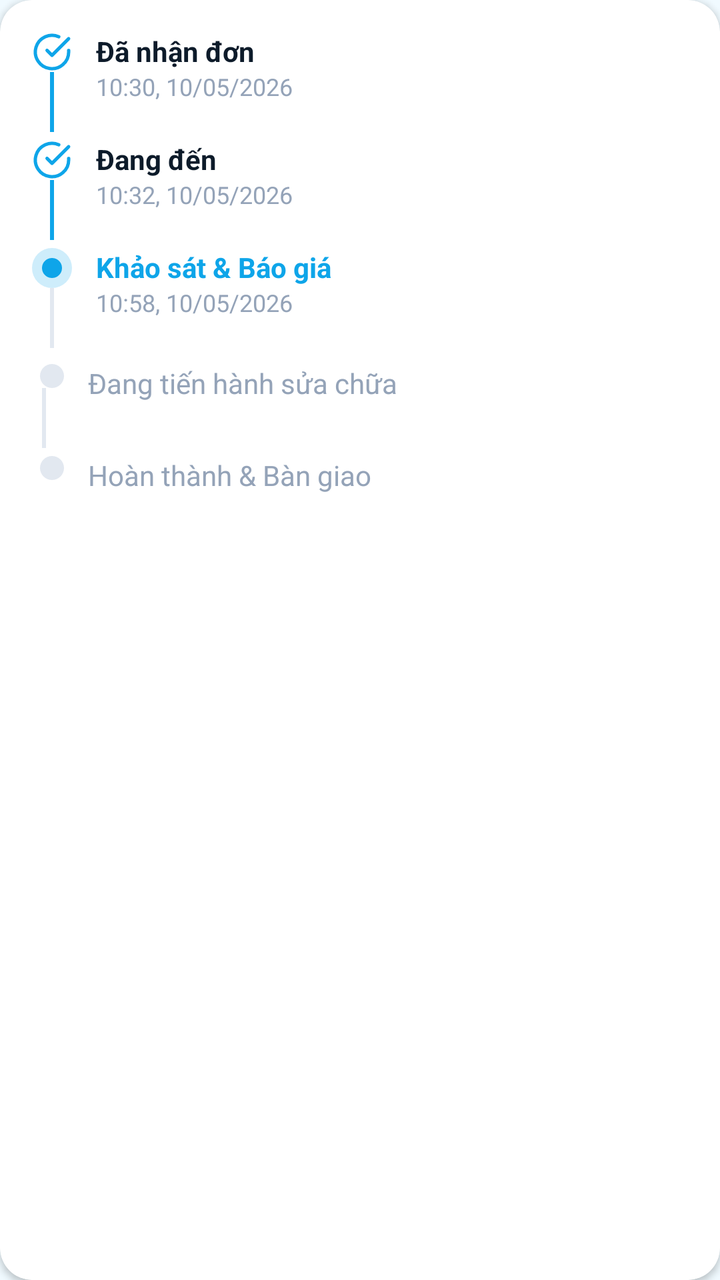
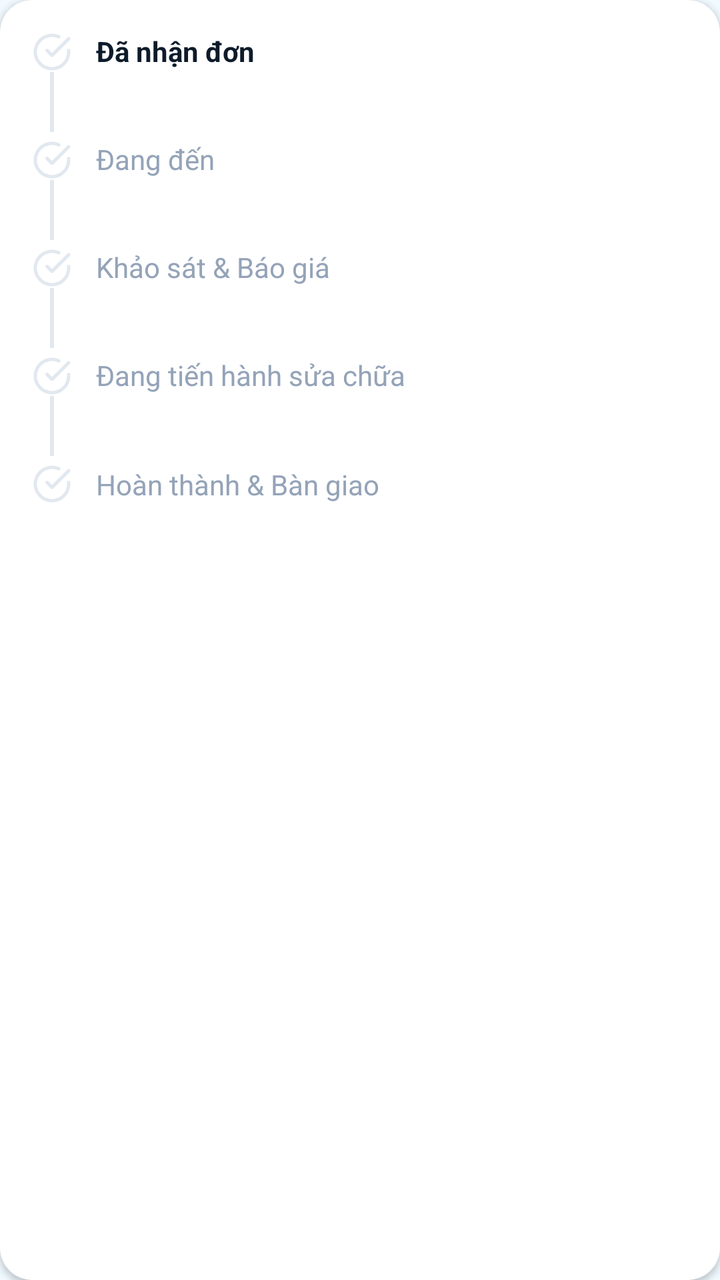

Screens rendered from an Android XML layout before and after an edit, with the pre-edit source and the edit as a unified diff.
<!-- AndroidManifest.xml: application theme Theme.FixItVN -->
<!-- res/layout/layout_order_timeline_card.xml -->
<?xml version="1.0" encoding="utf-8"?>
<com.google.android.material.card.MaterialCardView xmlns:android="http://schemas.android.com/apk/res/android"
    xmlns:app="http://schemas.android.com/apk/res-auto"
    style="@style/FixIt.Card.Content"
    android:layout_width="match_parent"
    android:layout_height="wrap_content"
    android:layout_marginBottom="16dp">

    <androidx.constraintlayout.widget.ConstraintLayout
        android:layout_width="match_parent"
        android:layout_height="wrap_content"
        android:padding="16dp">

        
        <ImageView
            android:id="@+id/step1Icon"
            android:layout_width="20dp"
            android:layout_height="20dp"
            android:src="@drawable/ic_lucide_check_circle"
            app:layout_constraintStart_toStartOf="parent"
            app:layout_constraintTop_toTopOf="parent"
            app:tint="#0ea5e9" />

        <View
            android:id="@+id/step1Line"
            android:layout_width="2dp"
            android:layout_height="30dp"
            android:background="#0ea5e9"
            app:layout_constraintEnd_toEndOf="@id/step1Icon"
            app:layout_constraintStart_toStartOf="@id/step1Icon"
            app:layout_constraintTop_toBottomOf="@id/step1Icon" />

        <TextView
            android:id="@+id/step1Title"
            android:layout_width="0dp"
            android:layout_height="wrap_content"
            android:layout_marginStart="12dp"
            android:text="Đã nhận đơn"
            android:textColor="#0d1b2a"
            android:textSize="14sp"
            android:textStyle="bold"
            app:layout_constraintBottom_toTopOf="@id/step1Time"
            app:layout_constraintEnd_toEndOf="parent"
            app:layout_constraintStart_toEndOf="@id/step1Icon"
            app:layout_constraintTop_toTopOf="@id/step1Icon"
            app:layout_constraintVertical_chainStyle="packed" />

        <TextView
            android:id="@+id/step1Time"
            android:layout_width="0dp"
            android:layout_height="wrap_content"
            android:text="10:30, 10/05/2026"
            android:textColor="#94a3b8"
            android:textSize="12sp"
            app:layout_constraintEnd_toEndOf="parent"
            app:layout_constraintStart_toStartOf="@id/step1Title"
            app:layout_constraintTop_toBottomOf="@id/step1Title" />

        
        <ImageView
            android:id="@+id/step2Icon"
            android:layout_width="20dp"
            android:layout_height="20dp"
            android:layout_marginTop="4dp"
            android:src="@drawable/ic_lucide_check_circle"
            app:layout_constraintStart_toStartOf="parent"
            app:layout_constraintTop_toBottomOf="@id/step1Line"
            app:tint="#0ea5e9" />

        <View
            android:id="@+id/step2Line"
            android:layout_width="2dp"
            android:layout_height="30dp"
            android:background="#0ea5e9"
            app:layout_constraintEnd_toEndOf="@id/step2Icon"
            app:layout_constraintStart_toStartOf="@id/step2Icon"
            app:layout_constraintTop_toBottomOf="@id/step2Icon" />

        <TextView
            android:id="@+id/step2Title"
            android:layout_width="0dp"
            android:layout_height="wrap_content"
            android:layout_marginStart="12dp"
            android:text="Đang đến"
            android:textColor="#0d1b2a"
            android:textSize="14sp"
            android:textStyle="bold"
            app:layout_constraintBottom_toTopOf="@id/step2Time"
            app:layout_constraintEnd_toEndOf="parent"
            app:layout_constraintStart_toEndOf="@id/step2Icon"
            app:layout_constraintTop_toTopOf="@id/step2Icon"
            app:layout_constraintVertical_chainStyle="packed" />

        <TextView
            android:id="@+id/step2Time"
            android:layout_width="0dp"
            android:layout_height="wrap_content"
            android:text="10:32, 10/05/2026"
            android:textColor="#94a3b8"
            android:textSize="12sp"
            app:layout_constraintEnd_toEndOf="parent"
            app:layout_constraintStart_toStartOf="@id/step2Title"
            app:layout_constraintTop_toBottomOf="@id/step2Title" />

        
        <FrameLayout
            android:id="@+id/step3IconContainer"
            android:layout_width="20dp"
            android:layout_height="20dp"
            android:layout_marginTop="4dp"
            app:layout_constraintStart_toStartOf="parent"
            app:layout_constraintTop_toBottomOf="@id/step2Line">

            <View
                android:id="@+id/step3Pulse"
                android:layout_width="match_parent"
                android:layout_height="match_parent"
                android:alpha="0.2"
                android:background="@drawable/circle_background"
                android:backgroundTint="#0ea5e9" />

            <View
                android:id="@+id/step3Dot"
                android:layout_width="10dp"
                android:layout_height="10dp"
                android:layout_gravity="center"
                android:background="@drawable/circle_background"
                android:backgroundTint="#0ea5e9" />
        </FrameLayout>

        <View
            android:id="@+id/step3Line"
            android:layout_width="2dp"
            android:layout_height="30dp"
            android:background="#e2e8f0"
            app:layout_constraintEnd_toEndOf="@id/step3IconContainer"
            app:layout_constraintStart_toStartOf="@id/step3IconContainer"
            app:layout_constraintTop_toBottomOf="@id/step3IconContainer" />

        <TextView
            android:id="@+id/step3Title"
            android:layout_width="0dp"
            android:layout_height="wrap_content"
            android:layout_marginStart="12dp"
            android:text="Khảo sát &amp; Báo giá"
            android:textColor="#0ea5e9"
            android:textSize="14sp"
            android:textStyle="bold"
            app:layout_constraintBottom_toTopOf="@id/step3Time"
            app:layout_constraintEnd_toEndOf="parent"
            app:layout_constraintStart_toEndOf="@id/step3IconContainer"
            app:layout_constraintTop_toTopOf="@id/step3IconContainer"
            app:layout_constraintVertical_chainStyle="packed" />

        <TextView
            android:id="@+id/step3Time"
            android:layout_width="0dp"
            android:layout_height="wrap_content"
            android:text="10:58, 10/05/2026"
            android:textColor="#94a3b8"
            android:textSize="12sp"
            app:layout_constraintEnd_toEndOf="parent"
            app:layout_constraintStart_toStartOf="@id/step3Title"
            app:layout_constraintTop_toBottomOf="@id/step3Title" />

        
        <View
            android:id="@+id/step4Dot"
            android:layout_width="12dp"
            android:layout_height="12dp"
            android:layout_marginTop="8dp"
            android:layout_marginStart="4dp"
            android:background="@drawable/circle_background"
            android:backgroundTint="#e2e8f0"
            app:layout_constraintStart_toStartOf="parent"
            app:layout_constraintTop_toBottomOf="@id/step3Line" />

        <View
            android:id="@+id/step4Line"
            android:layout_width="2dp"
            android:layout_height="30dp"
            android:layout_marginStart="5dp"
            android:background="#e2e8f0"
            app:layout_constraintStart_toStartOf="parent"
            app:layout_constraintTop_toBottomOf="@id/step4Dot" />

        <TextView
            android:id="@+id/step4Title"
            android:layout_width="0dp"
            android:layout_height="wrap_content"
            android:layout_marginStart="12dp"
            android:text="Đang tiến hành sửa chữa"
            android:textColor="#94a3b8"
            android:textSize="14sp"
            app:layout_constraintEnd_toEndOf="parent"
            app:layout_constraintStart_toEndOf="@id/step4Dot"
            app:layout_constraintTop_toTopOf="@id/step4Dot" />

        
        <View
            android:id="@+id/step5Dot"
            android:layout_width="12dp"
            android:layout_height="12dp"
            android:layout_marginTop="4dp"
            android:layout_marginStart="4dp"
            android:background="@drawable/circle_background"
            android:backgroundTint="#e2e8f0"
            app:layout_constraintStart_toStartOf="parent"
            app:layout_constraintTop_toBottomOf="@id/step4Line" />

        <TextView
            android:id="@+id/step5Title"
            android:layout_width="0dp"
            android:layout_height="wrap_content"
            android:layout_marginStart="12dp"
            android:text="Hoàn thành &amp; Bàn giao"
            android:textColor="#94a3b8"
            android:textSize="14sp"
            app:layout_constraintBottom_toBottomOf="parent"
            app:layout_constraintEnd_toEndOf="parent"
            app:layout_constraintStart_toEndOf="@id/step5Dot"
            app:layout_constraintTop_toTopOf="@id/step5Dot" />

    </androidx.constraintlayout.widget.ConstraintLayout>
</com.google.android.material.card.MaterialCardView>
<!-- resources referenced by this layout -->
<resources>
  <!-- drawable circle_background (drawable) -->
  <?xml version="1.0" encoding="utf-8"?>
  <shape xmlns:android="http://schemas.android.com/apk/res/android"
      android:shape="oval">
      <solid android:color="#e2e8f0" />
  </shape>
  <!-- drawable ic_lucide_check_circle (drawable) -->
  <?xml version="1.0" encoding="utf-8"?>
  <vector xmlns:android="http://schemas.android.com/apk/res/android"
      android:width="24dp"
      android:height="24dp"
      android:viewportWidth="24"
      android:viewportHeight="24">
      <path
          android:pathData="M22,11.08V12a10,10 0,1 1,-5.93 -9.14"
          android:strokeLineJoin="round"
          android:strokeWidth="2"
          android:fillColor="#00000000"
          android:strokeColor="#000000"
          android:strokeLineCap="round"/>
      <path
          android:pathData="M22,4L12,14.01l-3,-3"
          android:strokeLineJoin="round"
          android:strokeWidth="2"
          android:fillColor="#00000000"
          android:strokeColor="#000000"
          android:strokeLineCap="round"/>
  </vector>
  <style name="FixIt.Card.Content" parent="Widget.MaterialComponents.CardView">
          <item name="cardBackgroundColor">@android:color/white</item>
          <item name="cardCornerRadius">16dp</item>
          <item name="cardElevation">2dp</item>
          <item name="strokeWidth">0dp</item>
          <item name="android:layout_marginBottom">16dp</item>
      </style>
  <style name="Theme.FixItVN" parent="Theme.MaterialComponents.DayNight.NoActionBar">
  
          
          <item name="colorPrimary">#42c2ff</item>
          <item name="colorPrimaryDark">#00658b</item>
          <item name="colorPrimaryVariant">#00658b</item>
          <item name="colorOnPrimary">#ffffff</item>
  
          
          <item name="colorSecondary">#42c2ff</item>
          <item name="colorSecondaryVariant">#1a9fe0</item>
          <item name="colorOnSecondary">#ffffff</item>
  
          
          <item name="android:colorBackground">#f0faff</item>
          <item name="android:windowBackground">#f0faff</item>
          <item name="colorSurface">#ffffff</item>
          <item name="colorOnSurface">#0d1b2a</item>
  
          
          <item name="android:statusBarColor">#ffffff</item>
          <item name="android:windowLightStatusBar">true</item>
  
          
          <item name="android:navigationBarColor">#ffffff</item>
  
          
          <item name="bottomNavigationStyle">@style/Widget.FixIt.BottomNavigationView</item>
  
      </style>
  <style name="Widget.FixIt.BottomNavigationView" parent="Widget.MaterialComponents.BottomNavigationView">
          <item name="itemTextAppearanceActive">@style/TextAppearance.FixIt.BottomNav</item>
          <item name="itemTextAppearanceInactive">@style/TextAppearance.FixIt.BottomNav</item>
      </style>
  <style name="TextAppearance.FixIt.BottomNav" parent="TextAppearance.MaterialComponents.Caption">
          <item name="android:textSize">10sp</item>
          <item name="android:fontFamily">sans-serif-medium</item>
      </style>
</resources>

<!-- the commit's change to res/layout/layout_order_timeline_card.xml (unified diff, before → after) -->
@@ -12,23 +12,39 @@
         android:padding="16dp">
 
         
-        <ImageView
-            android:id="@+id/step1Icon"
-            android:layout_width="20dp"
-            android:layout_height="20dp"
-            android:src="@drawable/ic_lucide_check_circle"
-            app:layout_constraintStart_toStartOf="parent"
-            app:layout_constraintTop_toTopOf="parent"
-            app:tint="#0ea5e9" />
+        <FrameLayout
+            android:id="@+id/step1IconContainer"
+            android:layout_width="20dp"
+            android:layout_height="20dp"
+            app:layout_constraintStart_toStartOf="parent"
+            app:layout_constraintTop_toTopOf="parent">
+
+            <View
+                android:id="@+id/step1Pulse"
+                android:layout_width="match_parent"
+                android:layout_height="match_parent"
+                android:alpha="0.2"
+                android:background="@drawable/circle_background"
+                android:backgroundTint="#0ea5e9"
+                android:visibility="gone" />
+
+            <ImageView
+                android:id="@+id/step1Icon"
+                android:layout_width="20dp"
+                android:layout_height="20dp"
+                android:layout_gravity="center"
+                android:src="@drawable/ic_lucide_check_circle"
+                app:tint="#e2e8f0" />
+        </FrameLayout>
 
         <View
             android:id="@+id/step1Line"
             android:layout_width="2dp"
             android:layout_height="30dp"
-            android:background="#0ea5e9"
-            app:layout_constraintEnd_toEndOf="@id/step1Icon"
-            app:layout_constraintStart_toStartOf="@id/step1Icon"
-            app:layout_constraintTop_toBottomOf="@id/step1Icon" />
+            android:background="#e2e8f0"
+            app:layout_constraintEnd_toEndOf="@id/step1IconContainer"
+            app:layout_constraintStart_toStartOf="@id/step1IconContainer"
+            app:layout_constraintTop_toBottomOf="@id/step1IconContainer" />
 
         <TextView
             android:id="@+id/step1Title"
@@ -41,15 +57,16 @@
             android:textStyle="bold"
             app:layout_constraintBottom_toTopOf="@id/step1Time"
             app:layout_constraintEnd_toEndOf="parent"
-            app:layout_constraintStart_toEndOf="@id/step1Icon"
-            app:layout_constraintTop_toTopOf="@id/step1Icon"
+            app:layout_constraintStart_toEndOf="@id/step1IconContainer"
+            app:layout_constraintTop_toTopOf="@id/step1IconContainer"
             app:layout_constraintVertical_chainStyle="packed" />
 
         <TextView
             android:id="@+id/step1Time"
             android:layout_width="0dp"
             android:layout_height="wrap_content"
-            android:text="10:30, 10/05/2026"
+            android:text=""
+            android:visibility="gone"
             android:textColor="#94a3b8"
             android:textSize="12sp"
             app:layout_constraintEnd_toEndOf="parent"
@@ -57,24 +74,40 @@
             app:layout_constraintTop_toBottomOf="@id/step1Title" />
 
         
-        <ImageView
-            android:id="@+id/step2Icon"
+        <FrameLayout
+            android:id="@+id/step2IconContainer"
             android:layout_width="20dp"
             android:layout_height="20dp"
             android:layout_marginTop="4dp"
-            android:src="@drawable/ic_lucide_check_circle"
-            app:layout_constraintStart_toStartOf="parent"
-            app:layout_constraintTop_toBottomOf="@id/step1Line"
-            app:tint="#0ea5e9" />
+            app:layout_constraintStart_toStartOf="parent"
+            app:layout_constraintTop_toBottomOf="@id/step1Line">
+
+            <View
+                android:id="@+id/step2Pulse"
+                android:layout_width="match_parent"
+                android:layout_height="match_parent"
+                android:alpha="0.2"
+                android:background="@drawable/circle_background"
+                android:backgroundTint="#0ea5e9"
+                android:visibility="gone" />
+
+            <ImageView
+                android:id="@+id/step2Icon"
+                android:layout_width="20dp"
+                android:layout_height="20dp"
+                android:layout_gravity="center"
+                android:src="@drawable/ic_lucide_check_circle"
+                app:tint="#e2e8f0" />
+        </FrameLayout>
 
         <View
             android:id="@+id/step2Line"
             android:layout_width="2dp"
             android:layout_height="30dp"
-            android:background="#0ea5e9"
-            app:layout_constraintEnd_toEndOf="@id/step2Icon"
-            app:layout_constraintStart_toStartOf="@id/step2Icon"
-            app:layout_constraintTop_toBottomOf="@id/step2Icon" />
+            android:background="#e2e8f0"
+            app:layout_constraintEnd_toEndOf="@id/step2IconContainer"
+            app:layout_constraintStart_toStartOf="@id/step2IconContainer"
+            app:layout_constraintTop_toBottomOf="@id/step2IconContainer" />
 
         <TextView
             android:id="@+id/step2Title"
@@ -82,20 +115,20 @@
             android:layout_height="wrap_content"
             android:layout_marginStart="12dp"
             android:text="Đang đến"
-            android:textColor="#0d1b2a"
-            android:textSize="14sp"
-            android:textStyle="bold"
+            android:textColor="#94a3b8"
+            android:textSize="14sp"
             app:layout_constraintBottom_toTopOf="@id/step2Time"
             app:layout_constraintEnd_toEndOf="parent"
-            app:layout_constraintStart_toEndOf="@id/step2Icon"
-            app:layout_constraintTop_toTopOf="@id/step2Icon"
+            app:layout_constraintStart_toEndOf="@id/step2IconContainer"
+            app:layout_constraintTop_toTopOf="@id/step2IconContainer"
             app:layout_constraintVertical_chainStyle="packed" />
 
         <TextView
             android:id="@+id/step2Time"
             android:layout_width="0dp"
             android:layout_height="wrap_content"
-            android:text="10:32, 10/05/2026"
+            android:text=""
+            android:visibility="gone"
             android:textColor="#94a3b8"
             android:textSize="12sp"
             app:layout_constraintEnd_toEndOf="parent"
@@ -117,15 +150,16 @@
                 android:layout_height="match_parent"
                 android:alpha="0.2"
                 android:background="@drawable/circle_background"
-                android:backgroundTint="#0ea5e9" />
-
-            <View
-                android:id="@+id/step3Dot"
-                android:layout_width="10dp"
-                android:layout_height="10dp"
-                android:layout_gravity="center"
-                android:background="@drawable/circle_background"
-                android:backgroundTint="#0ea5e9" />
+                android:backgroundTint="#0ea5e9"
+                android:visibility="gone" />
+
+            <ImageView
+                android:id="@+id/step3Icon"
+                android:layout_width="20dp"
+                android:layout_height="20dp"
+                android:layout_gravity="center"
+                android:src="@drawable/ic_lucide_check_circle"
+                app:tint="#e2e8f0" />
         </FrameLayout>
 
         <View
@@ -143,9 +177,8 @@
             android:layout_height="wrap_content"
             android:layout_marginStart="12dp"
             android:text="Khảo sát &amp; Báo giá"
-            android:textColor="#0ea5e9"
-            android:textSize="14sp"
-            android:textStyle="bold"
+            android:textColor="#94a3b8"
+            android:textSize="14sp"
             app:layout_constraintBottom_toTopOf="@id/step3Time"
             app:layout_constraintEnd_toEndOf="parent"
             app:layout_constraintStart_toEndOf="@id/step3IconContainer"
@@ -156,7 +189,8 @@
             android:id="@+id/step3Time"
             android:layout_width="0dp"
             android:layout_height="wrap_content"
-            android:text="10:58, 10/05/2026"
+            android:text=""
+            android:visibility="gone"
             android:textColor="#94a3b8"
             android:textSize="12sp"
             app:layout_constraintEnd_toEndOf="parent"
@@ -164,25 +198,40 @@
             app:layout_constraintTop_toBottomOf="@id/step3Title" />
 
         
-        <View
-            android:id="@+id/step4Dot"
-            android:layout_width="12dp"
-            android:layout_height="12dp"
-            android:layout_marginTop="8dp"
-            android:layout_marginStart="4dp"
-            android:background="@drawable/circle_background"
-            android:backgroundTint="#e2e8f0"
-            app:layout_constraintStart_toStartOf="parent"
-            app:layout_constraintTop_toBottomOf="@id/step3Line" />
+        <FrameLayout
+            android:id="@+id/step4IconContainer"
+            android:layout_width="20dp"
+            android:layout_height="20dp"
+            android:layout_marginTop="4dp"
+            app:layout_constraintStart_toStartOf="parent"
+            app:layout_constraintTop_toBottomOf="@id/step3Line">
+
+            <View
+                android:id="@+id/step4Pulse"
+                android:layout_width="match_parent"
+                android:layout_height="match_parent"
+                android:alpha="0.2"
+                android:background="@drawable/circle_background"
+                android:backgroundTint="#0ea5e9"
+                android:visibility="gone" />
+
+            <ImageView
+                android:id="@+id/step4Icon"
+                android:layout_width="20dp"
+                android:layout_height="20dp"
+                android:layout_gravity="center"
+                android:src="@drawable/ic_lucide_check_circle"
+                app:tint="#e2e8f0" />
+        </FrameLayout>
 
         <View
             android:id="@+id/step4Line"
             android:layout_width="2dp"
             android:layout_height="30dp"
-            android:layout_marginStart="5dp"
             android:background="#e2e8f0"
-            app:layout_constraintStart_toStartOf="parent"
-            app:layout_constraintTop_toBottomOf="@id/step4Dot" />
+            app:layout_constraintEnd_toEndOf="@id/step4IconContainer"
+            app:layout_constraintStart_toStartOf="@id/step4IconContainer"
+            app:layout_constraintTop_toBottomOf="@id/step4IconContainer" />
 
         <TextView
             android:id="@+id/step4Title"
@@ -192,21 +241,50 @@
             android:text="Đang tiến hành sửa chữa"
             android:textColor="#94a3b8"
             android:textSize="14sp"
-            app:layout_constraintEnd_toEndOf="parent"
-            app:layout_constraintStart_toEndOf="@id/step4Dot"
-            app:layout_constraintTop_toTopOf="@id/step4Dot" />
-
-        
-        <View
-            android:id="@+id/step5Dot"
-            android:layout_width="12dp"
-            android:layout_height="12dp"
+            app:layout_constraintBottom_toTopOf="@id/step4Time"
+            app:layout_constraintEnd_toEndOf="parent"
+            app:layout_constraintStart_toEndOf="@id/step4IconContainer"
+            app:layout_constraintTop_toTopOf="@id/step4IconContainer"
+            app:layout_constraintVertical_chainStyle="packed" />
+
+        <TextView
+            android:id="@+id/step4Time"
+            android:layout_width="0dp"
+            android:layout_height="wrap_content"
+            android:text=""
+            android:textColor="#94a3b8"
+            android:textSize="12sp"
+            android:visibility="gone"
+            app:layout_constraintEnd_toEndOf="parent"
+            app:layout_constraintStart_toStartOf="@id/step4Title"
+            app:layout_constraintTop_toBottomOf="@id/step4Title" />
+
+        
+        <FrameLayout
+            android:id="@+id/step5IconContainer"
+            android:layout_width="20dp"
+            android:layout_height="20dp"
             android:layout_marginTop="4dp"
-            android:layout_marginStart="4dp"
-            android:background="@drawable/circle_background"
-            android:backgroundTint="#e2e8f0"
-            app:layout_constraintStart_toStartOf="parent"
-            app:layout_constraintTop_toBottomOf="@id/step4Line" />
+            app:layout_constraintStart_toStartOf="parent"
+            app:layout_constraintTop_toBottomOf="@id/step4Line">
+
+            <View
+                android:id="@+id/step5Pulse"
+                android:layout_width="match_parent"
+                android:layout_height="match_parent"
+                android:alpha="0.2"
+                android:background="@drawable/circle_background"
+                android:backgroundTint="#0ea5e9"
+                android:visibility="gone" />
+
+            <ImageView
+                android:id="@+id/step5Icon"
+                android:layout_width="20dp"
+                android:layout_height="20dp"
+                android:layout_gravity="center"
+                android:src="@drawable/ic_lucide_check_circle"
+                app:tint="#e2e8f0" />
+        </FrameLayout>
 
         <TextView
             android:id="@+id/step5Title"
@@ -216,10 +294,24 @@
             android:text="Hoàn thành &amp; Bàn giao"
             android:textColor="#94a3b8"
             android:textSize="14sp"
+            app:layout_constraintBottom_toTopOf="@id/step5Time"
+            app:layout_constraintEnd_toEndOf="parent"
+            app:layout_constraintStart_toEndOf="@id/step5IconContainer"
+            app:layout_constraintTop_toTopOf="@id/step5IconContainer"
+            app:layout_constraintVertical_chainStyle="packed" />
+
+        <TextView
+            android:id="@+id/step5Time"
+            android:layout_width="0dp"
+            android:layout_height="wrap_content"
+            android:text=""
+            android:textColor="#94a3b8"
+            android:textSize="12sp"
+            android:visibility="gone"
             app:layout_constraintBottom_toBottomOf="parent"
             app:layout_constraintEnd_toEndOf="parent"
-            app:layout_constraintStart_toEndOf="@id/step5Dot"
-            app:layout_constraintTop_toTopOf="@id/step5Dot" />
+            app:layout_constraintStart_toStartOf="@id/step5Title"
+            app:layout_constraintTop_toBottomOf="@id/step5Title" />
 
     </androidx.constraintlayout.widget.ConstraintLayout>
 </com.google.android.material.card.MaterialCardView>
